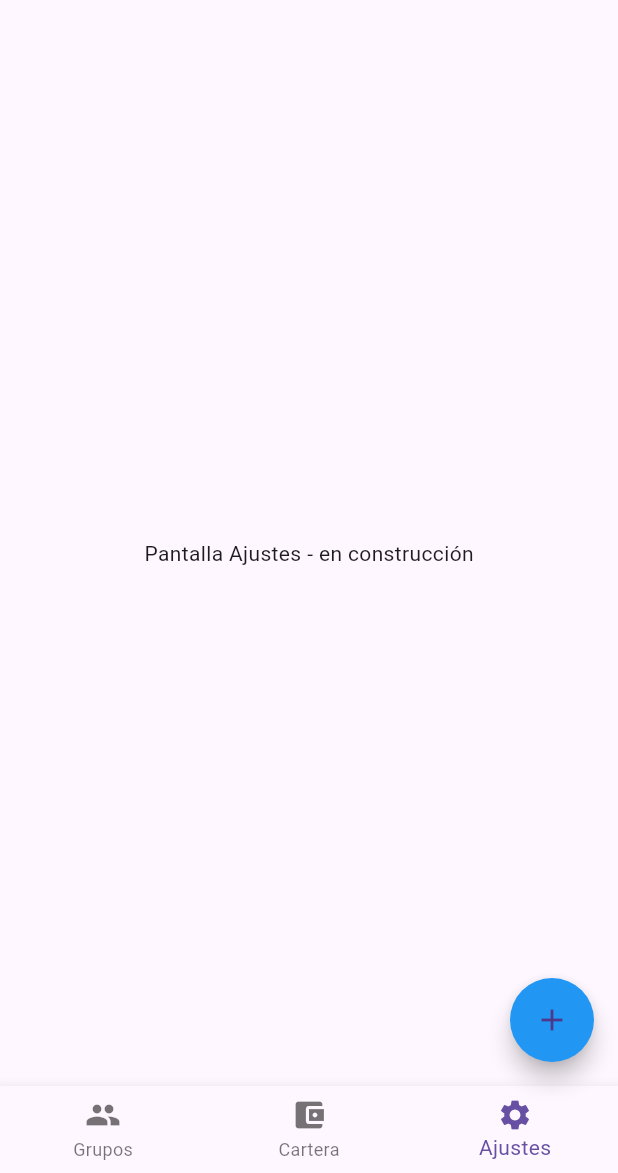
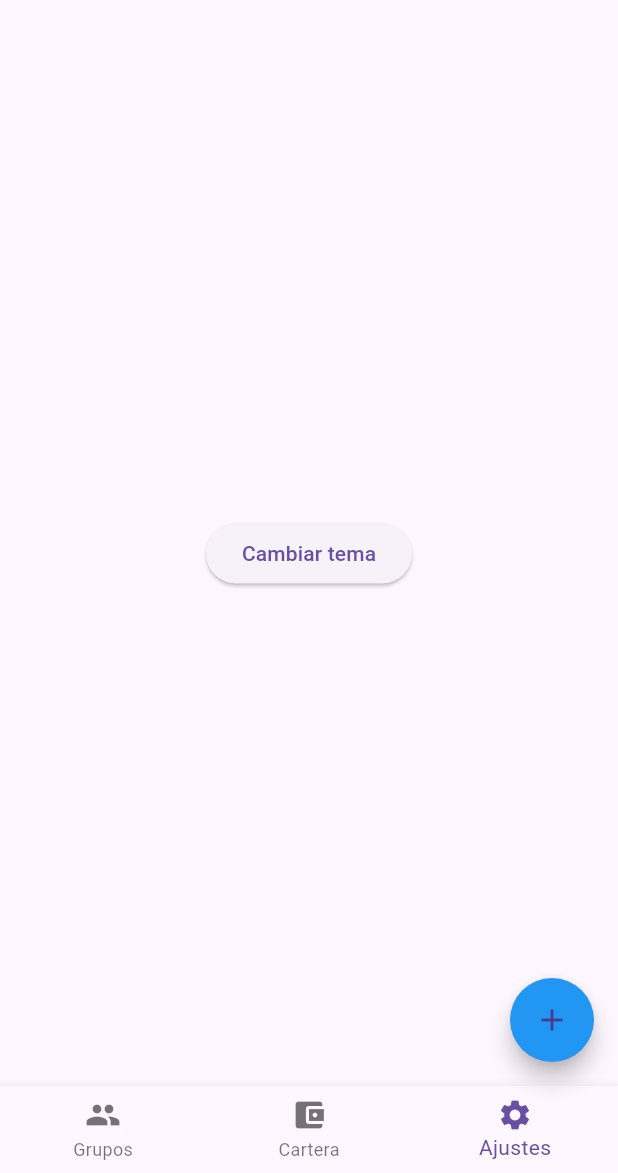
Before and after one commit to alexanci05/PayB2, a Flutter app: the screen it shows after launch, item 3 of the bottom bar chosen, on a phone screen of 412 x 824 dp, the part 63-1236 px from its top. Run offline on Flutter 3.47's test engine with Material 3 defaults, Android fonts, the phone set to English and light mode, and no system bars; drawn by our look-alikes of flutter_speed_dial; our stand-ins replace cloud_firestore, device_info_plus, firebase_auth, firebase_core, flutter_local_notifications, permission_handler and 1 more; accounts and stored records are empty; network calls fail; statements that could not run were skipped.

Commit message:
Implementado ajustes periodicos en los gastos. Modo oscuro también

```diff
--- a/lib/app.dart
+++ b/lib/app.dart
@@ -3,23 +3,33 @@ import 'screens/home/main_screen.dart';
 import 'screens/crear_grupo/crear_grupo_screen.dart';
 import 'screens/unirse_grupo/unirse_grupo_screen.dart';
 import 'screens/home/home_screen.dart';
+import 'package:provider/provider.dart';
+import 'providers/theme_provider.dart';
 
 class MyApp extends StatelessWidget {
   const MyApp({super.key});
 
   @override
   Widget build(BuildContext context) {
+    return ChangeNotifierProvider(
+      create: (_) => ThemeProvider(),
+      child: Consumer<ThemeProvider>(
+        builder: (context, themeProvider, _) {
           return MaterialApp(
             title: 'PayB2',
             debugShowCheckedModeBanner: false,
             theme: ThemeData(primarySwatch: Colors.indigo),
+            darkTheme: ThemeData.dark(),
+            themeMode: themeProvider.isDarkMode ? ThemeMode.dark : ThemeMode.light,
             initialRoute: '/',
             routes: {
               '/': (context) => const MainScreen(),
-        //'/': (context) => const HomeScreen(), // Pantalla principal cuando no se pertenece a ningún grupo
               '/crearGrupo': (context) => const CrearGrupoScreen(),
               '/unirseGrupo': (context) => const UnirseGrupoScreen(),
             },
           );
+        },
+      ),
+    );
   }
 }
--- a/lib/main.dart
+++ b/lib/main.dart
@@ -5,7 +5,6 @@ import 'firebase_options.dart';
 import 'package:firebase_auth/firebase_auth.dart';
 import 'package:flutter_local_notifications/flutter_local_notifications.dart';
 import 'package:permission_handler/permission_handler.dart';
-
 
 void main() async{
   WidgetsFlutterBinding.ensureInitialized();
--- /dev/null
+++ b/lib/providers/theme_provider.dart
@@ -0,0 +1,24 @@
+import 'package:flutter/material.dart';
+import 'package:shared_preferences/shared_preferences.dart';
+
+class ThemeProvider extends ChangeNotifier {
+  bool _isDarkMode = false;
+  bool get isDarkMode => _isDarkMode;
+
+  ThemeProvider() {
+    _loadTheme();
+  }
+
+  Future<void> _loadTheme() async {
+    final prefs = await SharedPreferences.getInstance();
+    _isDarkMode = prefs.getBool('darkMode') ?? false;
+    notifyListeners();
+  }
+
+  Future<void> toggleTheme() async {
+    _isDarkMode = !_isDarkMode;
+    final prefs = await SharedPreferences.getInstance();
+    await prefs.setBool('darkMode', _isDarkMode);
+    notifyListeners();
+  }
+}
--- a/lib/screens/home/main_screen.dart
+++ b/lib/screens/home/main_screen.dart
@@ -4,6 +4,8 @@ import 'package:device_info_plus/device_info_plus.dart';
 import 'package:flutter_speed_dial/flutter_speed_dial.dart';  // Biblioteca para el botón flotante con múltiples opciones
 import 'package:payb2/screens/grupo_detalles/grupo_detalle_screen.dart';
 import 'package:payb2/notifications.dart';
+import 'package:provider/provider.dart';
+import 'package:payb2/providers/theme_provider.dart';
 
 // Pantalla principal cuando se pertenece a un grupo
 
@@ -386,8 +388,13 @@ class SettingsScreen extends StatelessWidget {
 
   @override
   Widget build(BuildContext context) {
-    return const Center(
-      child: Text('Pantalla Ajustes - en construcción'),
+    return Center(
+      child: ElevatedButton(
+        onPressed: () {
+          Provider.of<ThemeProvider>(context, listen: false).toggleTheme();
+        },
+        child: const Text('Cambiar tema'),
+      ),
     );
   }
 }
--- a/pubspec.yaml
+++ b/pubspec.yaml
@@ -42,7 +42,8 @@ dependencies:
   firebase_auth: ^5.5.3
   flutter_local_notifications: ^17.1.0
   permission_handler: ^11.0.0
-
+  shared_preferences: ^2.2.2
+  provider: ^6.1.0
 
 dev_dependencies:
   flutter_test:
```
Also changed, not shown: lib/screens/crear_gasto/crear_gasto.dart (+63 -9 lines), pubspec.lock, 1 other file. Lines whose indentation alone changed are shown as unchanged.
